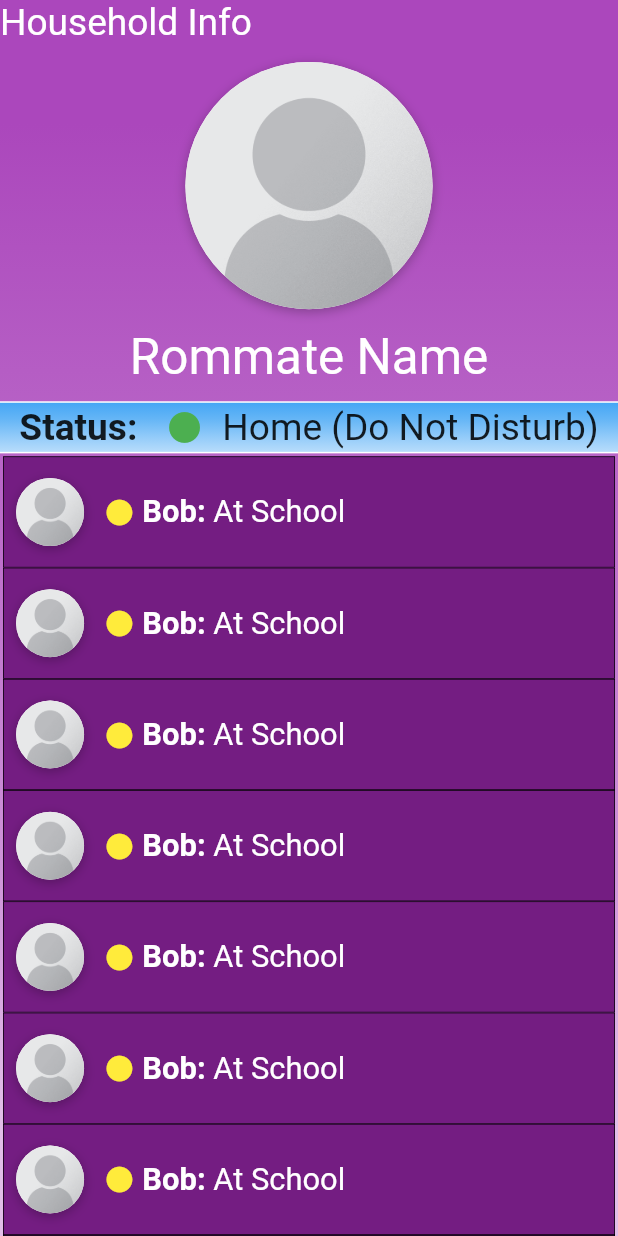
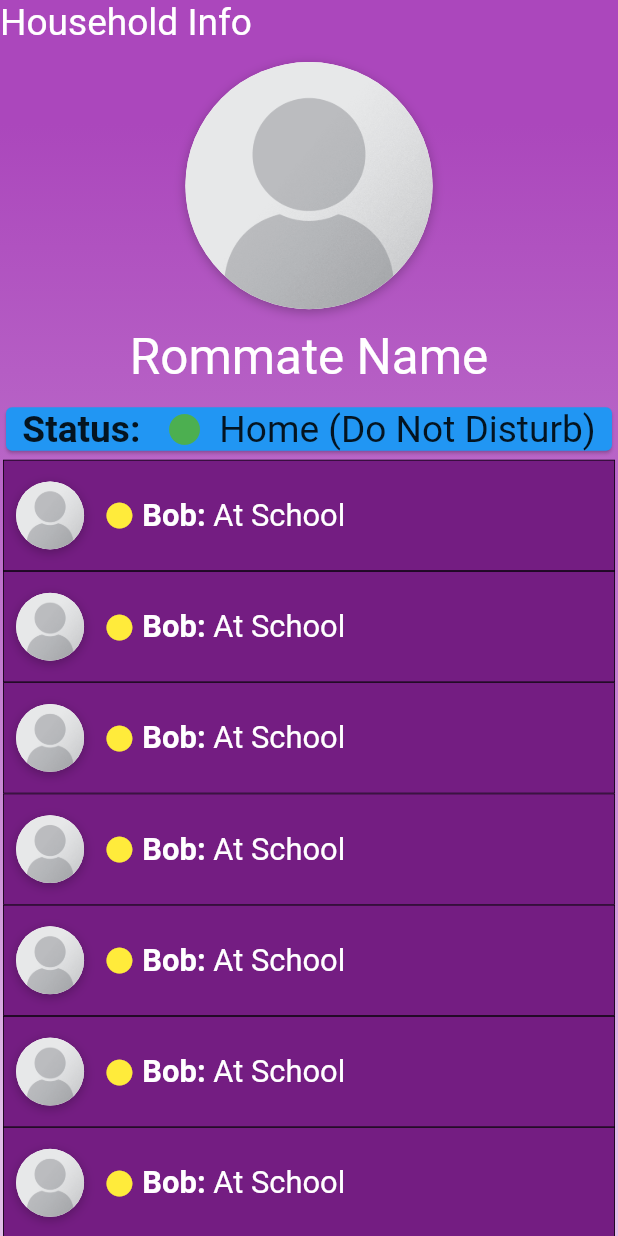
Before and after one commit to jay-CS/RoomSliceAppClient, a Flutter app: the HomePage screen opened directly, on a phone screen of 412 x 824 dp. Run offline on Flutter 3.47's test engine with Material 2 defaults, Android fonts, the phone set to English and light mode, and no system bars; our stand-ins replace curved_navigation_bar; missing offline and left inert: dart:ffi.

Commit message:
Fixed colorBarText method to prevent overflow

```diff
--- a/Roomslice/lib/homePage.dart
+++ b/Roomslice/lib/homePage.dart
@@ -91,7 +91,7 @@ class HomePage extends StatelessWidget {
                       _addText("", blockSizeVertical*1.0, TextAlign.center, FontWeight.normal, FontStyle.normal),
 
 
-                      _addColorBarText(statusBarText, statusBarHeight+10),
+                      _addColorBarText(statusBarText, Colors.blue ),
 
 //-------------------------ROOMMATE STATUS LIST-------------------------
                       Expanded(
@@ -101,7 +101,7 @@ class HomePage extends StatelessWidget {
                         ListView.builder(
 
                           shrinkWrap: true,
-                          padding: const EdgeInsets.all( 2),
+                          padding: const EdgeInsets.all(2),
                           itemCount:15, //dynamic
                           itemBuilder: (BuildContext context, int index){
                             return Container(
@@ -209,26 +209,11 @@ class HomePage extends StatelessWidget {
   }
 
 
-  Widget _addColorBarText(List<Widget> widgList, double height){
+  Widget _addColorBarText(List<Widget> widgList, Color color){
 
-    return Container(
-      height: height,
-      decoration: BoxDecoration(
-        border: Border(
-          top: BorderSide(width: 1.0, color: Colors.white),
+    return Card(
 
-          bottom: BorderSide(width: 1.0, color: Colors.white),
-        ),
-        gradient: LinearGradient(
-          begin: Alignment.topCenter,
-          end: Alignment.bottomCenter,
-
-          colors: [
-            Colors.blue[400],
-            Colors.blue[300],
-            Colors.blue[200],
-            Colors.blue[100],
-          ],),),
+      color: color,
       child:
 
 
```
